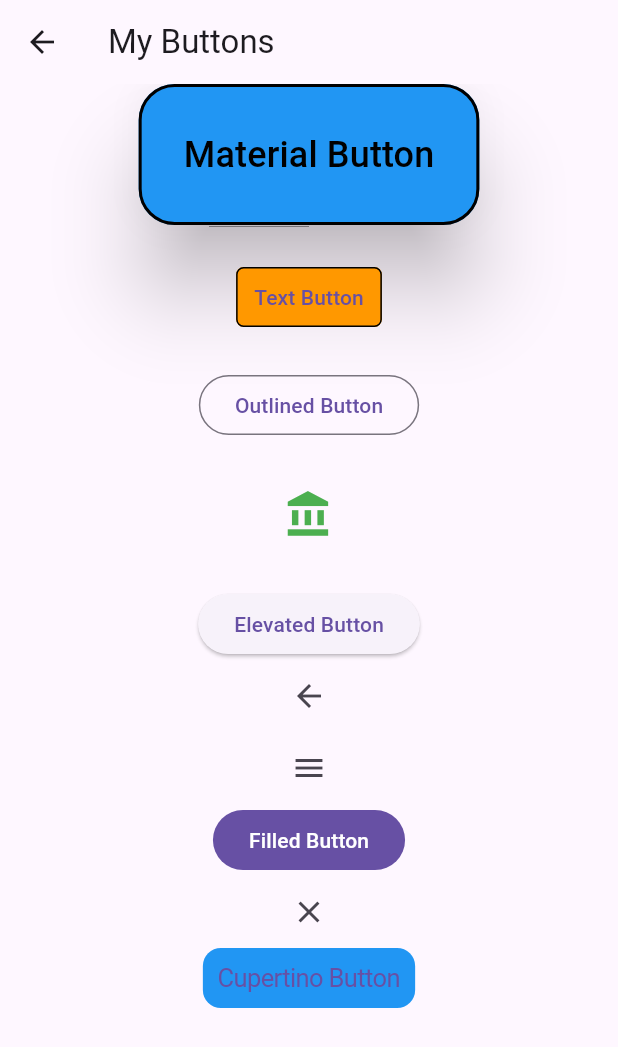
After one commit to 1morecode/project_first_flutter, a Flutter app: the screen it shows after launch, after a tap on "Buttons", on a phone screen of 412 x 824 dp. The commit adds this screen. Shown: the top 1047 px of the screen. Run offline on Flutter 3.47's test engine with Material 3 defaults, Android fonts, the light colour scheme and no system bars; our stand-ins replace carousel_slider.

Commit message:
Buttons and Texts

```diff
--- a/lib/home_page.dart
+++ b/lib/home_page.dart
@@ -1,6 +1,7 @@
 //*************   © Copyrighted by 1 More Code. *********************
 
 import 'package:flutter/material.dart';
+import 'package:project_first/widgets/my_button.dart';
 import 'package:project_first/widgets/my_column.dart';
 import 'package:project_first/widgets/my_container.dart';
 import 'package:project_first/widgets/my_forms.dart';
@@ -9,6 +10,7 @@ import 'package:project_first/widgets/my_listview.dart';
 import 'package:project_first/widgets/my_row.dart';
 import 'package:project_first/widgets/my_single_scrollview.dart';
 import 'package:project_first/widgets/my_stack.dart';
+import 'package:project_first/widgets/my_text.dart';
 
 class HomePage extends StatelessWidget {
   const HomePage({super.key});
@@ -129,6 +131,34 @@ class HomePage extends StatelessWidget {
                   ));
             },
             title: const Text("Forms"),
+          ),
+          const SizedBox(
+            height: 5,
+          ),
+          ListTile(
+            tileColor: Colors.green,
+            onTap: () {
+              Navigator.push(
+                  context,
+                  MaterialPageRoute(
+                    builder: (context) => const MyButton(),
+                  ));
+            },
+            title: const Text("Buttons"),
+          ),
+          const SizedBox(
+            height: 5,
+          ),
+          ListTile(
+            tileColor: Colors.green,
+            onTap: () {
+              Navigator.push(
+                  context,
+                  MaterialPageRoute(
+                    builder: (context) => const MyText(),
+                  ));
+            },
+            title: const Text("Texts"),
           )
         ],
       ),
--- /dev/null
+++ b/lib/widgets/my_button.dart
@@ -0,0 +1,101 @@
+//*************   © Copyrighted by 1 More Code. *********************
+
+import 'package:flutter/cupertino.dart';
+import 'package:flutter/material.dart';
+
+class MyButton extends StatelessWidget {
+  const MyButton({super.key});
+
+  @override
+  Widget build(BuildContext context) {
+    return Scaffold(
+      appBar: AppBar(
+        title: const Text("My Buttons"),
+      ),
+      body: SizedBox(
+        width: MediaQuery.of(context).size.width,
+        child: Column(
+          // padding: const EdgeInsets.all(24),
+          children: [
+            MaterialButton(
+              onPressed: () {},
+              // onLongPress:(){},
+              padding: const EdgeInsets.all(30),
+              elevation: 24,
+              shape: RoundedRectangleBorder(
+                borderRadius: BorderRadius.circular(24),
+                side: const BorderSide(color: Colors.black, width: 2),
+              ),
+              textColor: Colors.cyan,
+              // focusColor: Colors.deepPurple,
+              // hoverColor: Colors.orange,
+              disabledColor: Colors.green,
+              disabledElevation: 10,
+              disabledTextColor: Colors.orange,
+              height: 60,
+              color: Colors.blue,
+              child: const Text(
+                "Material Button",
+                style: TextStyle(fontSize: 24, color: Colors.black),
+              ),
+            ),
+            const SizedBox(
+              height: 24,
+            ),
+            TextButton(
+              onPressed: () {},
+              style: ButtonStyle(
+                  side: const MaterialStatePropertyAll(
+                      BorderSide(color: Colors.black, width: 1)),
+                  backgroundColor:
+                      const MaterialStatePropertyAll(Colors.orange),
+                  elevation: const MaterialStatePropertyAll(12),
+                  shape: MaterialStatePropertyAll(RoundedRectangleBorder(
+                      borderRadius: BorderRadius.circular(5)))),
+              child: const Text("Text Button"),
+            ),
+            const SizedBox(
+              height: 24,
+            ),
+            OutlinedButton(
+              onPressed: () {},
+              child: Text("Outlined Button"),
+            ),
+            const SizedBox(
+              height: 24,
+            ),
+            IconButton(
+              onPressed: () {},
+              icon: Icon(
+                Icons.add,
+              ),
+              iconSize: 34,
+              isSelected: true,
+              selectedIcon: Icon(
+                Icons.account_balance_sharp,
+              ),
+              tooltip: "Icon Button",
+              color: Colors.green,
+            ),
+            const SizedBox(
+              height: 24,
+            ),
+            ElevatedButton(onPressed: () {}, child: Text("Elevated Button")),
+            BackButton(),
+            DrawerButton(),
+            FilledButton(onPressed: () {}, child: Text("Filled Button")),
+            CloseButton(),
+            CupertinoButton(
+              child: Text("Cupertino Button"),
+              onPressed: () {},
+              color: Colors.blue,
+              minSize: 20,
+              pressedOpacity: 0.8,
+              padding: EdgeInsets.all(10),
+            ),
+          ],
+        ),
+      ),
+    );
+  }
+}
```
Also changed, not shown: lib/widgets/my_text.dart (added, +52 -0 lines).
